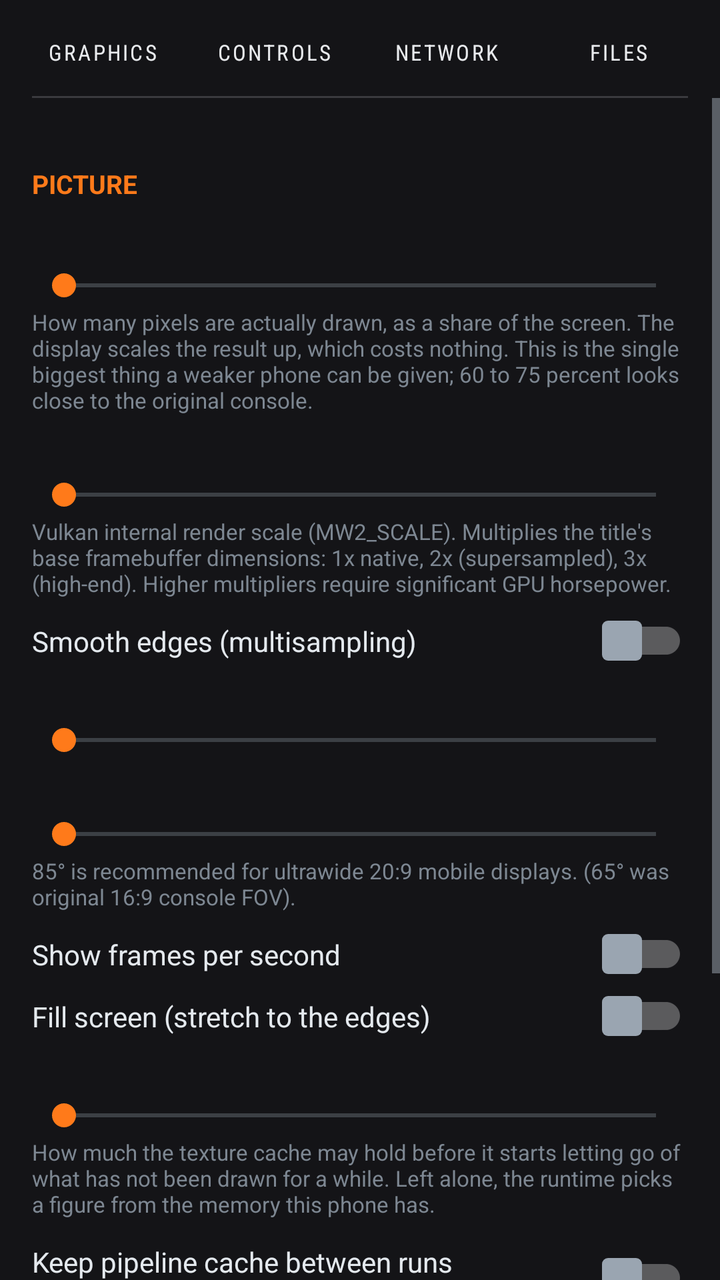
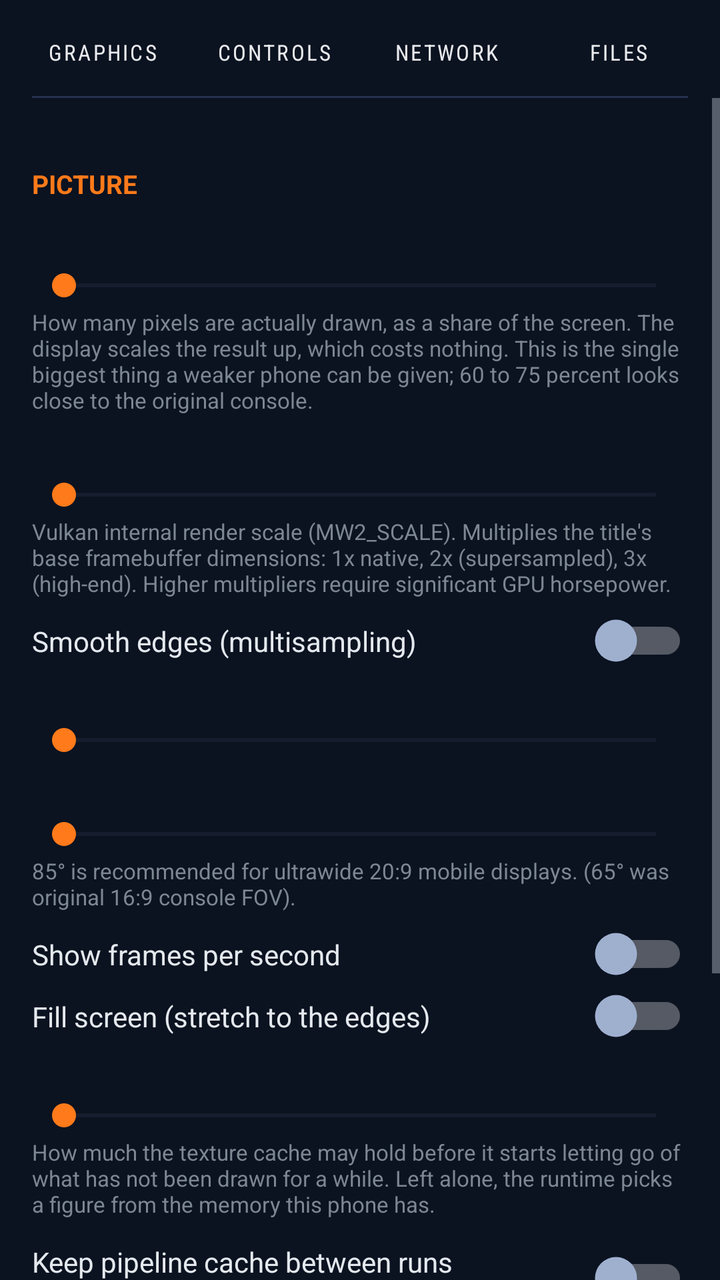

The first picture is an Android layout as it rendered before a commit; the second is the same layout after the commit. The layout source and the unified diff follow.
<!-- AndroidManifest.xml: application theme Theme.MW2 -->
<!-- res/layout/activity_settings.xml -->
<?xml version="1.0" encoding="utf-8"?>
<LinearLayout xmlns:android="http://schemas.android.com/apk/res/android"
    android:layout_width="match_parent"
    android:layout_height="match_parent"
    android:fitsSystemWindows="true"
    android:background="#141417"
    android:orientation="vertical">

    <LinearLayout
        android:id="@+id/tab_bar"
        android:layout_width="match_parent"
        android:layout_height="wrap_content"
        android:orientation="horizontal"
        android:paddingStart="8dp"
        android:paddingEnd="8dp"
        android:paddingTop="8dp"
        android:paddingBottom="0dp">

        <Button
            android:id="@+id/tab_graphics"
            android:layout_width="0dp"
            android:layout_height="wrap_content"
            android:layout_weight="1"
            android:minHeight="36dp"
            android:background="@android:color/transparent"
            android:gravity="center"
            android:text="@string/tab_graphics"
            android:textColor="#E8EAED"
            android:textSize="11sp"
            android:fontFamily="sans-serif-condensed"
            android:letterSpacing="0.1"
            android:stateListAnimator="@null" />

        <Button
            android:id="@+id/tab_controls"
            android:layout_width="0dp"
            android:layout_height="wrap_content"
            android:layout_weight="1"
            android:minHeight="36dp"
            android:background="@android:color/transparent"
            android:gravity="center"
            android:text="@string/tab_controls"
            android:textColor="#E8EAED"
            android:textSize="11sp"
            android:fontFamily="sans-serif-condensed"
            android:letterSpacing="0.1"
            android:stateListAnimator="@null" />

        <Button
            android:id="@+id/tab_network"
            android:layout_width="0dp"
            android:layout_height="wrap_content"
            android:layout_weight="1"
            android:minHeight="36dp"
            android:background="@android:color/transparent"
            android:gravity="center"
            android:text="@string/tab_network"
            android:textColor="#E8EAED"
            android:textSize="11sp"
            android:fontFamily="sans-serif-condensed"
            android:letterSpacing="0.1"
            android:stateListAnimator="@null" />

        <Button
            android:id="@+id/tab_files"
            android:layout_width="0dp"
            android:layout_height="wrap_content"
            android:layout_weight="1"
            android:minHeight="36dp"
            android:background="@android:color/transparent"
            android:gravity="center"
            android:text="@string/tab_files"
            android:textColor="#E8EAED"
            android:textSize="11sp"
            android:fontFamily="sans-serif-condensed"
            android:letterSpacing="0.1"
            android:stateListAnimator="@null" />
    </LinearLayout>

    <View
        android:layout_width="match_parent"
        android:layout_height="1dp"
        android:layout_marginStart="16dp"
        android:layout_marginEnd="16dp"
        android:layout_marginTop="4dp"
        android:background="#3A3A3E" />

    <View
        android:id="@+id/tab_rule"
        android:layout_width="48dp"
        android:layout_height="2dp"
        android:layout_marginStart="16dp"
        android:layout_marginTop="4dp"
        android:visibility="gone" />

    <ScrollView
        android:layout_width="match_parent"
        android:layout_height="0dp"
        android:layout_weight="1"
        android:fillViewport="false">

        <LinearLayout
            android:layout_width="match_parent"
            android:layout_height="wrap_content"
            android:orientation="vertical"
            android:padding="16dp">

            
            <LinearLayout
                android:id="@+id/page_graphics"
                android:layout_width="match_parent"
                android:layout_height="wrap_content"
                android:orientation="vertical">

                <TextView
                    style="@style/SectionHeading"
                    android:layout_width="match_parent"
                    android:layout_height="wrap_content"
                    android:text="@string/section_picture" />

                <TextView
                    android:id="@+id/resolution_label"
                    style="@style/SettingLabel"
                    android:layout_width="match_parent"
                    android:layout_height="wrap_content" />

                <SeekBar
                    android:id="@+id/resolution"
                    android:layout_width="match_parent"
                    android:layout_height="wrap_content" />

                <TextView
                    style="@style/SettingHint"
                    android:layout_width="match_parent"
                    android:layout_height="wrap_content"
                    android:text="@string/resolution_hint" />

                <TextView
                    android:id="@+id/render_scale_label"
                    style="@style/SettingLabel"
                    android:layout_width="match_parent"
                    android:layout_height="wrap_content" />

                <SeekBar
                    android:id="@+id/render_scale"
                    android:layout_width="match_parent"
                    android:layout_height="wrap_content" />

                <TextView
                    style="@style/SettingHint"
                    android:layout_width="match_parent"
                    android:layout_height="wrap_content"
                    android:text="@string/render_scale_hint" />

                <androidx.appcompat.widget.SwitchCompat
                    android:id="@+id/msaa"
                    style="@style/SettingSwitch"
                    android:layout_width="match_parent"
                    android:layout_height="wrap_content"
                    android:text="@string/msaa" />

                    <TextView
        android:id="@+id/fps_limit_label"
        style="@style/SettingLabel"
        android:layout_width="match_parent"
        android:layout_height="wrap_content" />

    <SeekBar
        android:id="@+id/fps_limit"
        android:layout_width="match_parent"
        android:layout_height="wrap_content" />
                <TextView
                    android:id="@+id/fov_label"
                    style="@style/SettingLabel"
                    android:layout_width="match_parent"
                    android:layout_height="wrap_content" />

                <SeekBar
                    android:id="@+id/fov_slider"
                    android:layout_width="match_parent"
                    android:layout_height="wrap_content" />

                <TextView
                    style="@style/SettingHint"
                    android:layout_width="match_parent"
                    android:layout_height="wrap_content"
                    android:text="@string/fov_hint" />

                <androidx.appcompat.widget.SwitchCompat
                    android:id="@+id/stats"
                    style="@style/SettingSwitch"
                    android:layout_width="match_parent"
                    android:layout_height="wrap_content"
                    android:text="@string/show_stats" />

                <androidx.appcompat.widget.SwitchCompat
                    android:id="@+id/fill_screen"
                    style="@style/SettingSwitch"
                    android:layout_width="match_parent"
                    android:layout_height="wrap_content"
                    android:text="@string/fill_screen" />

                <TextView
                    android:id="@+id/texture_label"
                    style="@style/SettingLabel"
                    android:layout_width="match_parent"
                    android:layout_height="wrap_content" />

                <SeekBar
                    android:id="@+id/texture_budget"
                    android:layout_width="match_parent"
                    android:layout_height="wrap_content" />

                <TextView
                    style="@style/SettingHint"
                    android:layout_width="match_parent"
                    android:layout_height="wrap_content"
                    android:text="@string/texture_hint" />

                <androidx.appcompat.widget.SwitchCompat
                    android:id="@+id/persist_pipeline"
                    style="@style/SettingSwitch"
                    android:layout_width="match_parent"
                    android:layout_height="wrap_content"
                    android:text="@string/persist_pipeline" />

                <androidx.appcompat.widget.SwitchCompat
                    android:id="@+id/prewarm_all"
                    style="@style/SettingSwitch"
                    android:layout_width="match_parent"
                    android:layout_height="wrap_content"
                    android:text="@string/prewarm_all" />

                <TextView
                    style="@style/SettingHint"
                    android:layout_width="match_parent"
                    android:layout_height="wrap_content"
                    android:text="@string/prewarm_all_hint" />

                <TextView
                    style="@style/SectionHeading"
                    android:layout_width="match_parent"
                    android:layout_height="wrap_content"
                    android:text="@string/section_sound" />

                <androidx.appcompat.widget.SwitchCompat
                    android:id="@+id/audio"
                    style="@style/SettingSwitch"
                    android:layout_width="match_parent"
                    android:layout_height="wrap_content"
                    android:text="@string/audio_on" />
            </LinearLayout>

            
            <LinearLayout
                android:id="@+id/page_controls"
                android:layout_width="match_parent"
                android:layout_height="wrap_content"
                android:orientation="vertical"
                android:visibility="gone">

                <TextView
                    style="@style/SectionHeading"
                    android:layout_width="match_parent"
                    android:layout_height="wrap_content"
                    android:text="@string/section_controls" />

                <androidx.appcompat.widget.SwitchCompat
                    android:id="@+id/touch"
                    style="@style/SettingSwitch"
                    android:layout_width="match_parent"
                    android:layout_height="wrap_content"
                    android:text="@string/touch_controls" />

                <androidx.appcompat.widget.SwitchCompat
                    android:id="@+id/gamepad"
                    style="@style/SettingSwitch"
                    android:layout_width="match_parent"
                    android:layout_height="wrap_content"
                    android:text="@string/use_gamepad" />

                <TextView
                    style="@style/SettingHint"
                    android:layout_width="match_parent"
                    android:layout_height="wrap_content"
                    android:text="@string/gamepad_hint" />

                <androidx.appcompat.widget.SwitchCompat
                    android:id="@+id/vibration"
                    style="@style/SettingSwitch"
                    android:layout_width="match_parent"
                    android:layout_height="wrap_content"
                    android:text="@string/vibration" />

                <androidx.appcompat.widget.SwitchCompat
                    android:id="@+id/invert"
                    style="@style/SettingSwitch"
                    android:layout_width="match_parent"
                    android:layout_height="wrap_content"
                    android:text="@string/invert_look" />

                <TextView
                    android:id="@+id/look_x_label"
                    style="@style/SettingLabel"
                    android:layout_width="match_parent"
                    android:layout_height="wrap_content" />

                <SeekBar
                    android:id="@+id/look_x"
                    android:layout_width="match_parent"
                    android:layout_height="wrap_content" />

                <TextView
                    android:id="@+id/look_y_label"
                    style="@style/SettingLabel"
                    android:layout_width="match_parent"
                    android:layout_height="wrap_content" />

                <SeekBar
                    android:id="@+id/look_y"
                    android:layout_width="match_parent"
                    android:layout_height="wrap_content" />

                <TextView
                    android:id="@+id/smoothing_label"
                    style="@style/SettingLabel"
                    android:layout_width="match_parent"
                    android:layout_height="wrap_content" />

                <SeekBar
                    android:id="@+id/smoothing"
                    android:layout_width="match_parent"
                    android:layout_height="wrap_content" />

                <TextView
                    style="@style/SettingHint"
                    android:layout_width="match_parent"
                    android:layout_height="wrap_content"
                    android:text="@string/smoothing_hint" />

                <TextView
                    style="@style/SettingHint"
                    android:layout_width="match_parent"
                    android:layout_height="wrap_content"
                    android:layout_marginTop="10dp"
                    android:text="@string/edit_controls_where" />
            </LinearLayout>

            
            <LinearLayout
                android:id="@+id/page_network"
                android:layout_width="match_parent"
                android:layout_height="wrap_content"
                android:orientation="vertical"
                android:visibility="gone">

                <TextView
                    style="@style/SectionHeading"
                    android:layout_width="match_parent"
                    android:layout_height="wrap_content"
                    android:text="@string/tab_network" />

                <TextView
                    style="@style/SettingLabel"
                    android:layout_width="match_parent"
                    android:layout_height="wrap_content"
                    android:text="@string/player_name" />

                <EditText
                    android:id="@+id/player_name"
                    android:layout_width="match_parent"
                    android:layout_height="wrap_content"
                    android:hint="@string/player_name"
                    android:inputType="text"
                    android:maxLength="15"
                    android:singleLine="true"
                    android:textColor="#E2E8F0"
                    android:textColorHint="#64748B" />

                <TextView
                    style="@style/SettingHint"
                    android:layout_width="match_parent"
                    android:layout_height="wrap_content"
                    android:text="@string/player_name_hint" />

                <androidx.appcompat.widget.SwitchCompat
                    android:id="@+id/lan_accept"
                    style="@style/SettingSwitch"
                    android:layout_width="match_parent"
                    android:layout_height="wrap_content"
                    android:text="@string/lan_accept" />

                <TextView
                    style="@style/SettingHint"
                    android:layout_width="match_parent"
                    android:layout_height="wrap_content"
                    android:text="@string/lan_accept_hint" />

                <TextView
                    style="@style/SettingLabel"
                    android:layout_width="match_parent"
                    android:layout_height="wrap_content"
                    android:text="@string/lan_iface" />

                <EditText
                    android:id="@+id/lan_iface"
                    android:layout_width="match_parent"
                    android:layout_height="wrap_content"
                    android:hint="@string/lan_iface"
                    android:inputType="text"
                    android:maxLength="64"
                    android:singleLine="true"
                    android:textColor="#E2E8F0"
                    android:textColorHint="#64748B" />

                <TextView
                    style="@style/SettingHint"
                    android:layout_width="match_parent"
                    android:layout_height="wrap_content"
                    android:text="@string/lan_iface_hint" />
            </LinearLayout>

            
            <LinearLayout
                android:id="@+id/page_files"
                android:layout_width="match_parent"
                android:layout_height="wrap_content"
                android:orientation="vertical"
                android:visibility="gone">

                <TextView
                    style="@style/SectionHeading"
                    android:layout_width="match_parent"
                    android:layout_height="wrap_content"
                    android:text="@string/section_files" />

                <TextView
                    android:id="@+id/paths"
                    style="@style/SettingHint"
                    android:layout_width="match_parent"
                    android:layout_height="wrap_content" />

                <Button
                    android:id="@+id/forget"
                    android:layout_width="match_parent"
                    android:layout_height="wrap_content"
                    android:layout_marginTop="10dp"
                    android:text="@string/forget_install" />

                <TextView
                    style="@style/SectionHeading"
                    android:layout_width="match_parent"
                    android:layout_height="wrap_content"
                    android:text="@string/section_storage" />

                <TextView
                    android:id="@+id/storage"
                    style="@style/SettingHint"
                    android:layout_width="match_parent"
                    android:layout_height="wrap_content"
                    android:text="@string/storage_computing" />

                <Button
                    android:id="@+id/clear_shaders"
                    android:layout_width="match_parent"
                    android:layout_height="wrap_content"
                    android:layout_marginTop="10dp"
                    android:text="@string/clear_shaders" />

                <Button
                    android:id="@+id/clear_logs"
                    android:layout_width="match_parent"
                    android:layout_height="wrap_content"
                    android:layout_marginTop="10dp"
                    android:text="@string/clear_logs" />

                <Button
                    android:id="@+id/install_mods"
                    android:layout_width="match_parent"
                    android:layout_height="wrap_content"
                    android:layout_marginTop="10dp"
                    android:text="@string/install_mods" />

                <TextView
                    style="@style/SettingHint"
                    android:layout_width="match_parent"
                    android:layout_height="wrap_content"
                    android:text="@string/install_mods_hint" />
            </LinearLayout>
        </LinearLayout>
    </ScrollView>
</LinearLayout>
<!-- resources referenced by this layout -->
<resources>
  <string name="audio_on">Sound</string>
  <string name="clear_logs">Clear logs</string>
  <string name="clear_shaders">Clear shader cache</string>
  <string name="fill_screen">Fill screen (stretch to the edges)</string>
  <string name="forget_install">Forget the installed files</string>
  <string name="install_mods">Install mod files</string>
  <string name="invert_look">Invert looking up and down</string>
  <string name="lan_accept">Accept network invites automatically</string>
  <string name="lan_iface">Announced adapter (blank = auto)</string>
  <string name="msaa">Smooth edges (multisampling)</string>
  <string name="persist_pipeline">Keep pipeline cache between runs (experimental)</string>
  <string name="player_name">Network player name</string>
  <string name="prewarm_all">Compile all shaders at boot</string>
  <string name="section_controls">Controls</string>
  <string name="section_files">Game files</string>
  <string name="section_picture">Picture</string>
  <string name="section_sound">Sound</string>
  <string name="section_storage">Storage</string>
  <string name="show_stats">Show frames per second</string>
  <string name="storage_computing">Measuring…</string>
  <string name="tab_controls">CONTROLS</string>
  <string name="tab_files">FILES</string>
  <string name="tab_graphics">GRAPHICS</string>
  <string name="tab_network">NETWORK</string>
  <string name="touch_controls">On-screen controls</string>
  <string name="use_gamepad">Use a physical controller</string>
  <string name="vibration">Vibration</string>
  <!-- drawable switch_track (drawable) -->
  <?xml version="1.0" encoding="utf-8"?>
  <selector xmlns:android="http://schemas.android.com/apk/res/android">
      <item android:state_checked="true">
          <shape android:shape="rectangle">
              <solid android:color="#FF7A1A" />
              <corners android:radius="4dp" />
          </shape>
      </item>
      <item>
          <shape android:shape="rectangle">
              <solid android:color="#2A2F36" />
              <corners android:radius="4dp" />
          </shape>
      </item>
  </selector>
  <!-- drawable switch_thumb (drawable) -->
  <?xml version="1.0" encoding="utf-8"?>
  <selector xmlns:android="http://schemas.android.com/apk/res/android">
      <item android:state_checked="true">
          <shape android:shape="rectangle">
              <solid android:color="#FFFFFF" />
              <size android:width="22dp" android:height="22dp" />
              <corners android:radius="3dp" />
              <stroke android:width="2dp" android:color="#00000000" />
          </shape>
      </item>
      <item>
          <shape android:shape="rectangle">
              <solid android:color="#9AA5B1" />
              <size android:width="22dp" android:height="22dp" />
              <corners android:radius="3dp" />
              <stroke android:width="2dp" android:color="#00000000" />
          </shape>
      </item>
  </selector>
  <!-- unchanged entries left out for length: 17 -->
</resources>

<!-- the commit's change to res/layout/activity_settings.xml (unified diff, before → after) -->
@@ -3,7 +3,7 @@
     android:layout_width="match_parent"
     android:layout_height="match_parent"
     android:fitsSystemWindows="true"
-    android:background="#141417"
+    android:background="#0B1220"
     android:orientation="vertical">
 
     <LinearLayout
@@ -83,7 +83,7 @@
         android:layout_marginStart="16dp"
         android:layout_marginEnd="16dp"
         android:layout_marginTop="4dp"
-        android:background="#3A3A3E" />
+        android:background="#26324D" />
 
     <View
         android:id="@+id/tab_rule"
@@ -126,6 +126,7 @@
 
                 <SeekBar
                     android:id="@+id/resolution"
+                    style="@style/SettingSeek"
                     android:layout_width="match_parent"
                     android:layout_height="wrap_content" />
 
@@ -143,6 +144,7 @@
 
                 <SeekBar
                     android:id="@+id/render_scale"
+                    style="@style/SettingSeek"
                     android:layout_width="match_parent"
                     android:layout_height="wrap_content" />
 
@@ -167,6 +169,7 @@
 
     <SeekBar
         android:id="@+id/fps_limit"
+        style="@style/SettingSeek"
         android:layout_width="match_parent"
         android:layout_height="wrap_content" />
                 <TextView
@@ -177,6 +180,7 @@
 
                 <SeekBar
                     android:id="@+id/fov_slider"
+                    style="@style/SettingSeek"
                     android:layout_width="match_parent"
                     android:layout_height="wrap_content" />
 
@@ -208,6 +212,7 @@
 
                 <SeekBar
                     android:id="@+id/texture_budget"
+                    style="@style/SettingSeek"
                     android:layout_width="match_parent"
                     android:layout_height="wrap_content" />
 
@@ -307,6 +312,7 @@
 
                 <SeekBar
                     android:id="@+id/look_x"
+                    style="@style/SettingSeek"
                     android:layout_width="match_parent"
                     android:layout_height="wrap_content" />
 
@@ -318,6 +324,7 @@
 
                 <SeekBar
                     android:id="@+id/look_y"
+                    style="@style/SettingSeek"
                     android:layout_width="match_parent"
                     android:layout_height="wrap_content" />
 
@@ -329,6 +336,7 @@
 
                 <SeekBar
                     android:id="@+id/smoothing"
+                    style="@style/SettingSeek"
                     android:layout_width="match_parent"
                     android:layout_height="wrap_content" />
 
@@ -368,6 +376,8 @@
 
                 <EditText
                     android:id="@+id/player_name"
+                    android:background="@drawable/bg_field"
+                    android:padding="12dp"
                     android:layout_width="match_parent"
                     android:layout_height="wrap_content"
                     android:hint="@string/player_name"
@@ -404,6 +414,8 @@
 
                 <EditText
                     android:id="@+id/lan_iface"
+                    android:background="@drawable/bg_field"
+                    android:padding="12dp"
                     android:layout_width="match_parent"
                     android:layout_height="wrap_content"
                     android:hint="@string/lan_iface"
@@ -442,6 +454,8 @@
 
                 <Button
                     android:id="@+id/forget"
+                    android:background="@drawable/bg_button_action"
+                    android:textColor="#E8EAED"
                     android:layout_width="match_parent"
                     android:layout_height="wrap_content"
                     android:layout_marginTop="10dp"
@@ -462,6 +476,8 @@
 
                 <Button
                     android:id="@+id/clear_shaders"
+                    android:background="@drawable/bg_button_action"
+                    android:textColor="#E8EAED"
                     android:layout_width="match_parent"
                     android:layout_height="wrap_content"
                     android:layout_marginTop="10dp"
@@ -469,6 +485,8 @@
 
                 <Button
                     android:id="@+id/clear_logs"
+                    android:background="@drawable/bg_button_action"
+                    android:textColor="#E8EAED"
                     android:layout_width="match_parent"
                     android:layout_height="wrap_content"
                     android:layout_marginTop="10dp"
@@ -476,6 +494,8 @@
 
                 <Button
                     android:id="@+id/install_mods"
+                    android:background="@drawable/bg_button_action"
+                    android:textColor="#E8EAED"
                     android:layout_width="match_parent"
                     android:layout_height="wrap_content"
                     android:layout_marginTop="10dp"
<!-- resource entries referenced after the edit -->
@@ -1,5 +1,29 @@
 <!-- resources referenced by this layout -->
 <resources>
+  <!-- drawable bg_button_action (drawable) -->
+  <?xml version="1.0" encoding="utf-8"?>
+  <ripple xmlns:android="http://schemas.android.com/apk/res/android"
+      android:color="#484F58">
+      <item>
+          <shape android:shape="rectangle">
+              <solid android:color="#21262D" />
+              <corners android:radius="12dp" />
+              <stroke
+                  android:width="1dp"
+                  android:color="#363B42" />
+          </shape>
+      </item>
+  </ripple>
+  <!-- drawable bg_field (drawable) -->
+  <?xml version="1.0" encoding="utf-8"?>
+  <shape xmlns:android="http://schemas.android.com/apk/res/android"
+      android:shape="rectangle">
+      <solid android:color="#121A2C" />
+      <corners android:radius="10dp" />
+      <stroke
+          android:width="1dp"
+          android:color="#26324D" />
+  </shape>
   <string name="audio_on">Sound</string>
   <string name="clear_logs">Clear logs</string>
   <string name="clear_shaders">Clear shader cache</string>
@@ -27,19 +51,26 @@
   <string name="touch_controls">On-screen controls</string>
   <string name="use_gamepad">Use a physical controller</string>
   <string name="vibration">Vibration</string>
+  <style name="SettingSeek">
+          <item name="android:progressTint">#FF7A1A</item>
+          <item name="android:progressBackgroundTint">#2B3550</item>
+          <item name="android:thumbTint">#FF7A1A</item>
+      </style>
   <!-- drawable switch_track (drawable) -->
   <?xml version="1.0" encoding="utf-8"?>
   <selector xmlns:android="http://schemas.android.com/apk/res/android">
       <item android:state_checked="true">
           <shape android:shape="rectangle">
               <solid android:color="#FF7A1A" />
-              <corners android:radius="4dp" />
+              <corners android:radius="14dp" />
+              <size android:width="46dp" android:height="26dp" />
           </shape>
       </item>
       <item>
           <shape android:shape="rectangle">
-              <solid android:color="#2A2F36" />
-              <corners android:radius="4dp" />
+              <solid android:color="#39445E" />
+              <corners android:radius="14dp" />
+              <size android:width="46dp" android:height="26dp" />
           </shape>
       </item>
   </selector>
@@ -47,19 +78,17 @@
   <?xml version="1.0" encoding="utf-8"?>
   <selector xmlns:android="http://schemas.android.com/apk/res/android">
       <item android:state_checked="true">
-          <shape android:shape="rectangle">
+          <shape android:shape="oval">
               <solid android:color="#FFFFFF" />
-              <size android:width="22dp" android:height="22dp" />
-              <corners android:radius="3dp" />
-              <stroke android:width="2dp" android:color="#00000000" />
+              <size android:width="24dp" android:height="24dp" />
+              <stroke android:width="3dp" android:color="#00000000" />
           </shape>
       </item>
       <item>
-          <shape android:shape="rectangle">
-              <solid android:color="#9AA5B1" />
-              <size android:width="22dp" android:height="22dp" />
-              <corners android:radius="3dp" />
-              <stroke android:width="2dp" android:color="#00000000" />
+          <shape android:shape="oval">
+              <solid android:color="#9FB0CF" />
+              <size android:width="24dp" android:height="24dp" />
+              <stroke android:width="3dp" android:color="#00000000" />
           </shape>
       </item>
   </selector>
